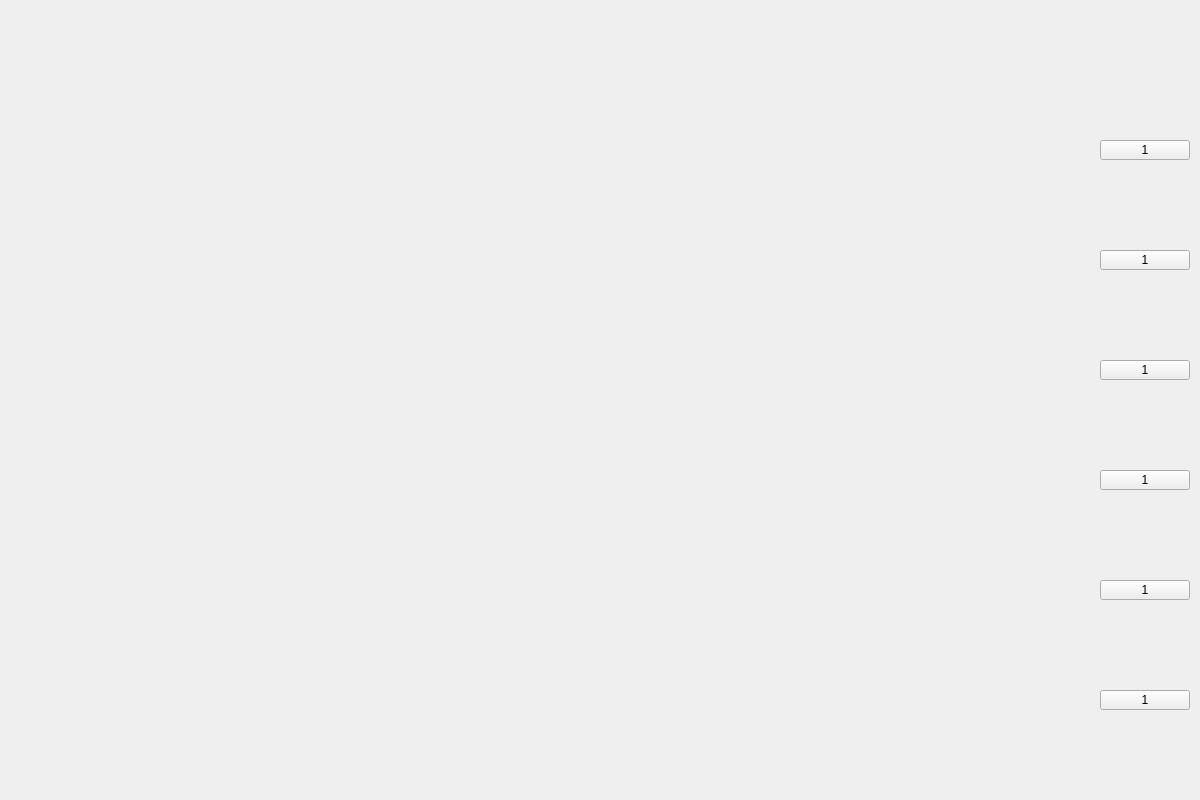
The window that RushRoyal/Gameplay_page.ui (al-ire-za/PlantvsZombie) describes before a commit, drawn with Qt 5.
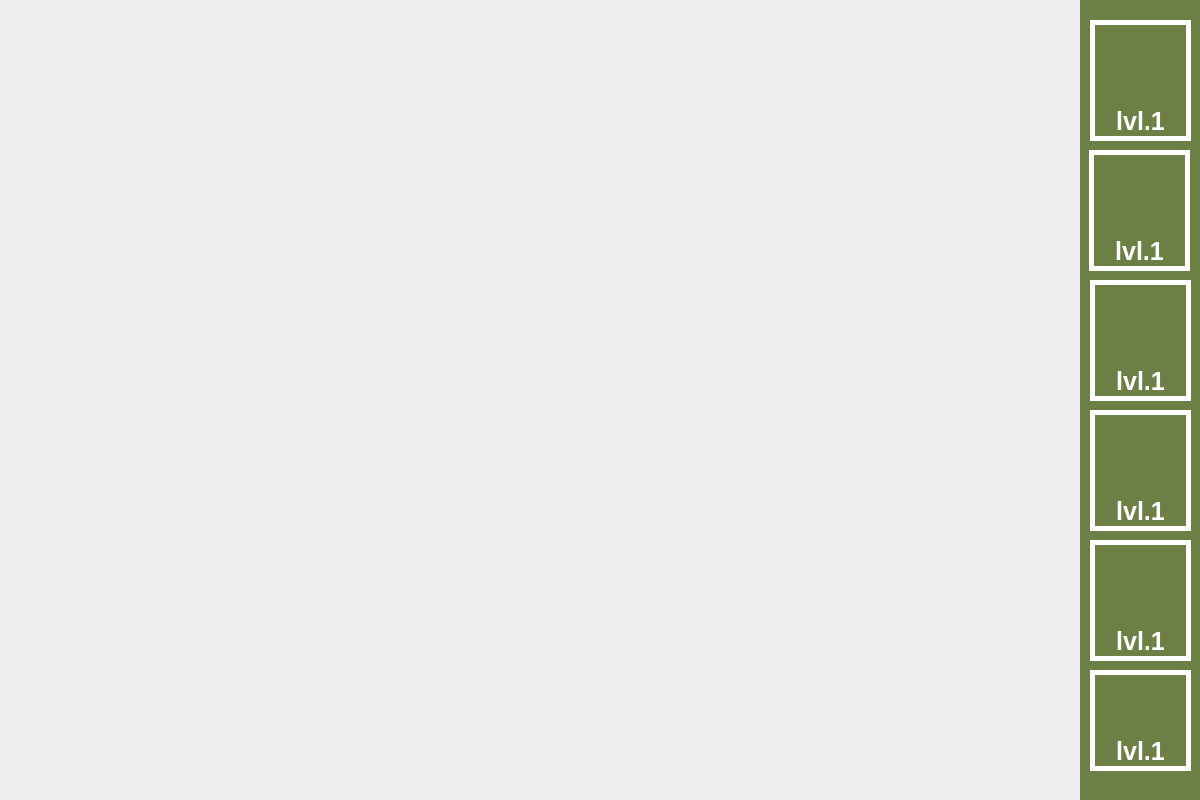
The same window after the commit. Icons and pictures are not drawn.

The edit to the form file:
```diff
--- a/RushRoyal/Gameplay_page.ui
+++ b/RushRoyal/Gameplay_page.ui
@@ -345,61 +345,13 @@
      <string/>
     </property>
    </widget>
-   <widget class="QLabel" name="label">
-    <property name="geometry">
-     <rect>
-      <x>1090</x>
-      <y>50</y>
-      <width>111</width>
-      <height>671</height>
-     </rect>
-    </property>
-    <property name="styleSheet">
-     <string notr="true">background-image: url(:/prefix2/images/banafsh.png);</string>
-    </property>
-    <property name="text">
-     <string/>
-    </property>
-   </widget>
-   <widget class="QLabel" name="LGorbehmahi">
-    <property name="geometry">
-     <rect>
-      <x>1100</x>
-      <y>170</y>
-      <width>90</width>
-      <height>80</height>
-     </rect>
-    </property>
-    <property name="styleSheet">
-     <string notr="true">background-image: url(:/prefix2/images/gorbemahi1.png);</string>
-    </property>
-    <property name="text">
-     <string/>
-    </property>
-   </widget>
-   <widget class="QLabel" name="LKalam">
-    <property name="geometry">
-     <rect>
-      <x>1100</x>
-      <y>280</y>
-      <width>90</width>
-      <height>80</height>
-     </rect>
-    </property>
-    <property name="styleSheet">
-     <string notr="true">background-image: url(:/prefix2/images/kalam1.png);</string>
-    </property>
-    <property name="text">
-     <string/>
-    </property>
-   </widget>
    <widget class="QLabel" name="LGandom">
     <property name="geometry">
      <rect>
-      <x>1100</x>
-      <y>390</y>
-      <width>90</width>
-      <height>80</height>
+      <x>1090</x>
+      <y>420</y>
+      <width>91</width>
+      <height>81</height>
      </rect>
     </property>
     <property name="styleSheet">
@@ -410,11 +362,94 @@
      <string/>
     </property>
    </widget>
+   <widget class="QPushButton" name="PBomb">
+    <property name="geometry">
+     <rect>
+      <x>1090</x>
+      <y>540</y>
+      <width>101</width>
+      <height>121</height>
+     </rect>
+    </property>
+    <property name="styleSheet">
+     <string notr="true">background : transparent;
+font : bold 25px; 
+text-align: bottom;
+ border: 8px;
+border: 5px solid white;
+color: white;</string>
+    </property>
+    <property name="text">
+     <string>lvl.1</string>
+    </property>
+   </widget>
+   <widget class="QLabel" name="label">
+    <property name="geometry">
+     <rect>
+      <x>1080</x>
+      <y>0</y>
+      <width>121</width>
+      <height>821</height>
+     </rect>
+    </property>
+    <property name="styleSheet">
+     <string notr="true">background: transparent;
+background-color: rgb(108, 128,70);
+
+
+        </string>
+    </property>
+    <property name="text">
+     <string/>
+    </property>
+   </widget>
+   <widget class="QPushButton" name="PKalam">
+    <property name="geometry">
+     <rect>
+      <x>1090</x>
+      <y>280</y>
+      <width>101</width>
+      <height>121</height>
+     </rect>
+    </property>
+    <property name="styleSheet">
+     <string notr="true">background : transparent;
+font : bold 25px; 
+text-align: bottom;
+color: white;
+ border: 8px;
+border: 5px solid white;</string>
+    </property>
+    <property name="text">
+     <string>lvl.1</string>
+    </property>
+   </widget>
+   <widget class="QPushButton" name="PGorbemahi">
+    <property name="geometry">
+     <rect>
+      <x>1089</x>
+      <y>150</y>
+      <width>101</width>
+      <height>121</height>
+     </rect>
+    </property>
+    <property name="styleSheet">
+     <string notr="true">background : transparent;
+font : bold 25px; 
+text-align: bottom;
+color: white;
+ border: 8px;
+border: 5px solid white;</string>
+    </property>
+    <property name="text">
+     <string>lvl.1</string>
+    </property>
+   </widget>
    <widget class="QLabel" name="LGolmushaki">
     <property name="geometry">
      <rect>
       <x>1100</x>
-      <y>60</y>
+      <y>30</y>
       <width>90</width>
       <height>80</height>
      </rect>
@@ -426,30 +461,13 @@
      <string/>
     </property>
    </widget>
-   <widget class="QLabel" name="LTrap">
-    <property name="geometry">
-     <rect>
-      <x>1100</x>
-      <y>610</y>
-      <width>90</width>
-      <height>80</height>
-     </rect>
-    </property>
-    <property name="styleSheet">
-     <string notr="true">
-background-image: url(:/prefix2/images/trap1.png);</string>
-    </property>
-    <property name="text">
-     <string/>
-    </property>
-   </widget>
    <widget class="QLabel" name="LBomb">
     <property name="geometry">
      <rect>
-      <x>1100</x>
-      <y>500</y>
-      <width>90</width>
-      <height>80</height>
+      <x>1090</x>
+      <y>550</y>
+      <width>91</width>
+      <height>81</height>
      </rect>
     </property>
     <property name="styleSheet">
@@ -461,84 +479,145 @@
      <string/>
     </property>
    </widget>
+   <widget class="QLabel" name="LGorbehmahi">
+    <property name="geometry">
+     <rect>
+      <x>1100</x>
+      <y>160</y>
+      <width>90</width>
+      <height>80</height>
+     </rect>
+    </property>
+    <property name="styleSheet">
+     <string notr="true">background-image: url(:/prefix2/images/gorbemahi1.png);</string>
+    </property>
+    <property name="text">
+     <string/>
+    </property>
+   </widget>
    <widget class="QPushButton" name="PGolmushaki">
     <property name="geometry">
      <rect>
-      <x>1100</x>
-      <y>140</y>
-      <width>90</width>
-      <height>20</height>
+      <x>1090</x>
+      <y>20</y>
+      <width>101</width>
+      <height>121</height>
      </rect>
     </property>
+    <property name="styleSheet">
+     <string notr="true">background : transparent;
+font : bold 25px; 
+text-align: bottom;
+color: white;
+ border: 8px;
+border: 5px solid white;</string>
+    </property>
     <property name="text">
-     <string>1</string>
+     <string>lvl.1</string>
     </property>
    </widget>
    <widget class="QPushButton" name="PTrap">
     <property name="geometry">
      <rect>
-      <x>1100</x>
-      <y>690</y>
+      <x>1090</x>
+      <y>670</y>
+      <width>101</width>
+      <height>101</height>
+     </rect>
+    </property>
+    <property name="styleSheet">
+     <string notr="true">background : transparent;
+font : bold 25px; 
+text-align: bottom;
+ border: 8px;
+border: 5px solid white;
+color: white;
+</string>
+    </property>
+    <property name="text">
+     <string>lvl.1</string>
+    </property>
+   </widget>
+   <widget class="QLabel" name="LTrap">
+    <property name="geometry">
+     <rect>
+      <x>1090</x>
+      <y>670</y>
       <width>90</width>
-      <height>20</height>
+      <height>81</height>
      </rect>
     </property>
     <property name="text">
-     <string>1</string>
+     <string/>
     </property>
    </widget>
    <widget class="QPushButton" name="PBomb">
     <property name="geometry">
      <rect>
-      <x>1100</x>
-      <y>580</y>
+      <x>1090</x>
+      <y>290</y>
       <width>90</width>
-      <height>20</height>
+      <height>80</height>
      </rect>
     </property>
     <property name="text">
-     <string>1</string>
+     <string/>
     </property>
    </widget>
    <widget class="QPushButton" name="PGandom">
     <property name="geometry">
      <rect>
-      <x>1100</x>
-      <y>470</y>
-      <width>90</width>
-      <height>20</height>
+      <x>1090</x>
+      <y>410</y>
+      <width>101</width>
+      <height>121</height>
      </rect>
     </property>
-    <property name="text">
-     <string>1</string>
+    <property name="styleSheet">
+     <string notr="true">background : transparent;
+font : bold 25px; 
+text-align: bottom;
+color: white;
+ border: 8px;
+border: 5px solid white;</string>
     </property>
-   </widget>
-   <widget class="QPushButton" name="PKalam">
-    <property name="geometry">
-     <rect>
-      <x>1100</x>
-      <y>360</y>
-      <width>90</width>
-      <height>20</height>
-     </rect>
-    </property>
     <property name="text">
-     <string>1</string>
+     <string>lvl.1</string>
     </property>
    </widget>
-   <widget class="QPushButton" name="PGorbemahi">
-    <property name="geometry">
-     <rect>
-      <x>1100</x>
-      <y>250</y>
-      <width>90</width>
-      <height>20</height>
-     </rect>
-    </property>
-    <property name="text">
-     <string>1</string>
-    </property>
-   </widget>
+   <zorder>label_14</zorder>
+   <zorder>label_15</zorder>
+   <zorder>label_16</zorder>
+   <zorder>label_17</zorder>
+   <zorder>label_18</zorder>
+   <zorder>label_19</zorder>
+   <zorder>label_20</zorder>
+   <zorder>label_21</zorder>
+   <zorder>label_22</zorder>
+   <zorder>label_23</zorder>
+   <zorder>label_24</zorder>
+   <zorder>label_25</zorder>
+   <zorder>label_26</zorder>
+   <zorder>label_27</zorder>
+   <zorder>label_28</zorder>
+   <zorder>label_29</zorder>
+   <zorder>label_30</zorder>
+   <zorder>label_31</zorder>
+   <zorder>label_32</zorder>
+   <zorder>label_33</zorder>
+   <zorder>label</zorder>
+   <zorder>LGolmushaki</zorder>
+   <zorder>LBomb</zorder>
+   <zorder>LGorbehmahi</zorder>
+   <zorder>LTrap</zorder>
+   <zorder>LKalam</zorder>
+   <zorder>LGandom</zorder>
+   <zorder>PGandom</zorder>
+   <zorder>PGolmushaki</zorder>
+   <zorder>PBomb</zorder>
+   <zorder>PGorbemahi</zorder>
+   <zorder>PKalam</zorder>
+   <zorder>PTrap</zorder>
   </widget>
  </widget>
  <resources/>
```
Left out of the diff: 9 changed lines with no effect on the pictures.
